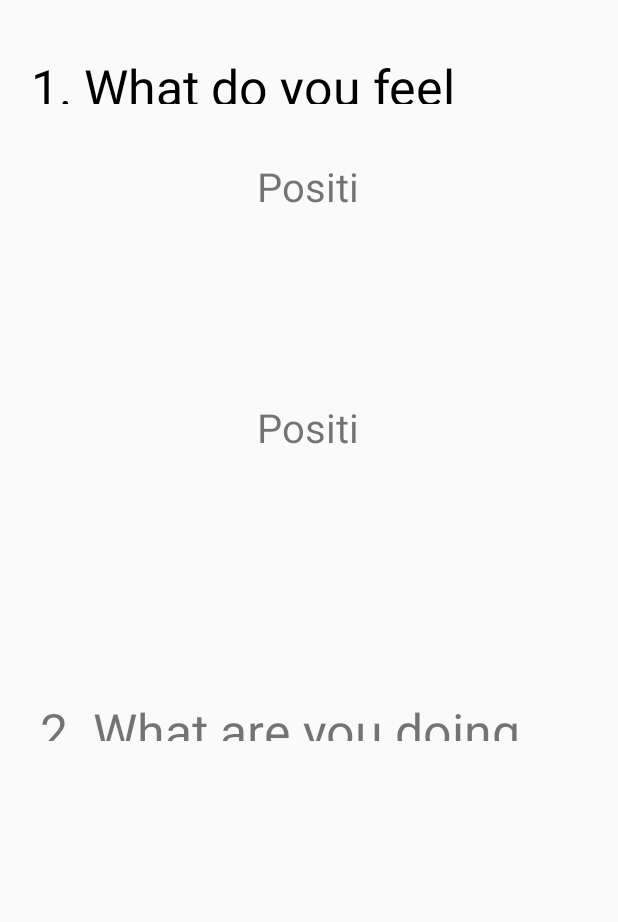
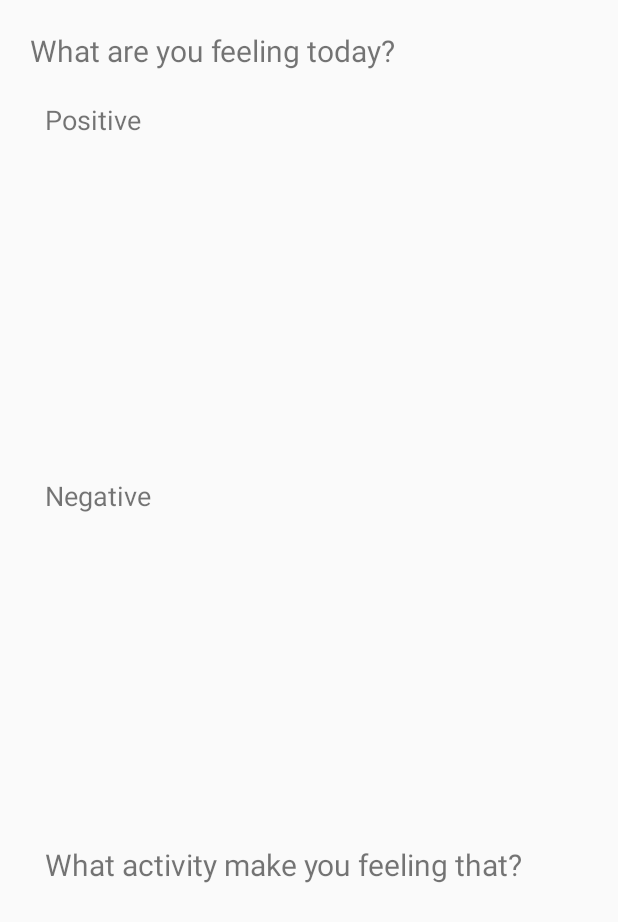
Before and after one commit to lvhieu1927/MagicNote_Project, an Android app: the Add_Diary_2Activity screen opened directly, with no data from a screen before it, on a phone screen of 412 x 824 dp. Shown: the top 922 px of the screen. Run offline under Robolectric (Android 15) with nearby library versions, the light colour scheme and no system bars.

Commit message:
thêm màn hình add thứ 2

```diff
--- a/app/src/main/res/layout/activity_add__diary_2.xml
+++ b/app/src/main/res/layout/activity_add__diary_2.xml
@@ -1,65 +1,71 @@
 <?xml version="1.0" encoding="utf-8"?>
-<androidx.constraintlayout.widget.ConstraintLayout xmlns:android="http://schemas.android.com/apk/res/android"
+<RelativeLayout xmlns:android="http://schemas.android.com/apk/res/android"
     xmlns:app="http://schemas.android.com/apk/res-auto"
     xmlns:tools="http://schemas.android.com/tools"
     android:layout_width="match_parent"
     android:layout_height="match_parent"
     tools:context=".MainActivity"
-    android:orientation="vertical">
+    android:orientation="vertical"
+    android:layout_margin="@dimen/margin_basex2">
 
     <TextView
-        android:id="@+id/textView5"
-        android:layout_width="370dp"
-        android:layout_height="34dp"
-        android:text="1. What do you feel today?"
-        android:textColor="@color/black"
-        android:textSize="50px"
-        app:layout_constraintBottom_toBottomOf="parent"
-        app:layout_constraintEnd_toEndOf="parent"
-        app:layout_constraintHorizontal_bias="0.487"
-        app:layout_constraintStart_toStartOf="parent"
-        app:layout_constraintTop_toTopOf="parent"
-        app:layout_constraintVertical_bias="0.045" />
+        android:id="@+id/tv_question1"
+        android:layout_width="wrap_content"
+        android:layout_height="wrap_content"
+        android:layout_alignParentTop="true"
+        android:text="What are you feeling today?"
+        android:layout_margin="@dimen/margin_basex2"
+        android:textSize="@dimen/text_large"/>
 
     <TextView
-        android:id="@+id/textView6"
-        android:layout_width="359dp"
-        android:layout_height="29dp"
-        android:text="2. What are you doing today?"
-        android:textSize="50px"
-        app:layout_constraintBottom_toBottomOf="parent"
-        app:layout_constraintEnd_toEndOf="parent"
-        app:layout_constraintStart_toStartOf="parent"
-        app:layout_constraintTop_toTopOf="parent"
-        app:layout_constraintVertical_bias="0.585" />
+        android:layout_alignLeft="@+id/tv_question1"
+        android:layout_margin="@dimen/margin_basex2"
+        android:id="@+id/tv_positive"
+        android:layout_width="match_parent"
+        android:layout_height="wrap_content"
+        android:layout_below="@+id/tv_question1"
+        android:text="Positive"
+        android:textSize="@dimen/text_medium"
+        />
+
+    <ScrollView
+        android:id="@+id/scr_positive"
+        android:layout_width="match_parent"
+        android:layout_height="200dp"
+        android:layout_below="@+id/tv_positive"
+        android:layout_marginTop="6dp" />
 
     <TextView
-        android:id="@+id/textView7"
-        android:layout_width="74dp"
-        android:layout_height="34dp"
-        android:layout_marginBottom="288dp"
-        android:text="Positive"
-        android:textAlignment="center"
-        android:textSize="40px"
-        app:layout_constraintBottom_toTopOf="@+id/textView6"
-        app:layout_constraintEnd_toEndOf="parent"
-        app:layout_constraintHorizontal_bias="0.498"
-        app:layout_constraintStart_toStartOf="parent"
-        app:layout_constraintTop_toBottomOf="@+id/textView5" />
+        android:id="@+id/tv_negative"
+        android:layout_margin="@dimen/margin_basex2"
+        android:text="Negative"
+        android:layout_width="match_parent"
+        android:layout_height="wrap_content"
+        android:layout_below="@id/scr_positive"
+        android:textSize="@dimen/text_medium"
+        android:layout_alignLeft="@+id/tv_question1"/>
+
+    <ScrollView
+        android:id="@+id/scr_negative"
+        android:layout_width="match_parent"
+        android:layout_height="200dp"
+        android:layout_below="@+id/tv_negative" />
 
     <TextView
-        android:id="@+id/textView8"
-        android:layout_width="74dp"
-        android:layout_height="34dp"
-        android:layout_marginTop="120dp"
-        android:text="Positive"
-        android:textAlignment="center"
-        android:textSize="40px"
-        app:layout_constraintBottom_toTopOf="@+id/textView6"
-        app:layout_constraintEnd_toEndOf="parent"
-        app:layout_constraintHorizontal_bias="0.498"
-        app:layout_constraintStart_toStartOf="parent"
-        app:layout_constraintTop_toBottomOf="@+id/textView7"
-        app:layout_constraintVertical_bias="0.041" />
+        android:id="@+id/tv_activity"
+        android:layout_margin="@dimen/margin_basex2"
+        android:layout_alignLeft="@+id/tv_question1"
+        android:layout_width="match_parent"
+        android:layout_height="wrap_content"
+        android:layout_below="@id/scr_negative"
+        android:text="What activity make you feeling that?"
+        android:textSize="@dimen/text_large"/>
 
-</androidx.constraintlayout.widget.ConstraintLayout>
+    <ScrollView
+        android:id="@+id/scr_activity"
+        android:layout_width="match_parent"
+        android:layout_height="300dp"
+        android:layout_below="@+id/tv_activity"
+        />
+
+</RelativeLayout>
--- /dev/null
+++ b/app/src/main/res/values/dimens.xml
@@ -0,0 +1,13 @@
+<resources>
+    <!-- Default screen margins, per the Android Design guidelines. -->
+    <dimen name="activity_horizontal_margin">16dp</dimen>
+    <dimen name="activity_vertical_margin">16dp</dimen>
+    <dimen name="margin_base">5dp</dimen>
+    <dimen name="margin_basex2">10dp</dimen>
+    <dimen name="margin_basex3">15dp</dimen>
+    <dimen name="margin_basex4">20dp</dimen>
+
+    <dimen name="text_small">16sp</dimen>
+    <dimen name="text_medium">18sp</dimen>
+    <dimen name="text_large">20sp</dimen>
+</resources>
```
